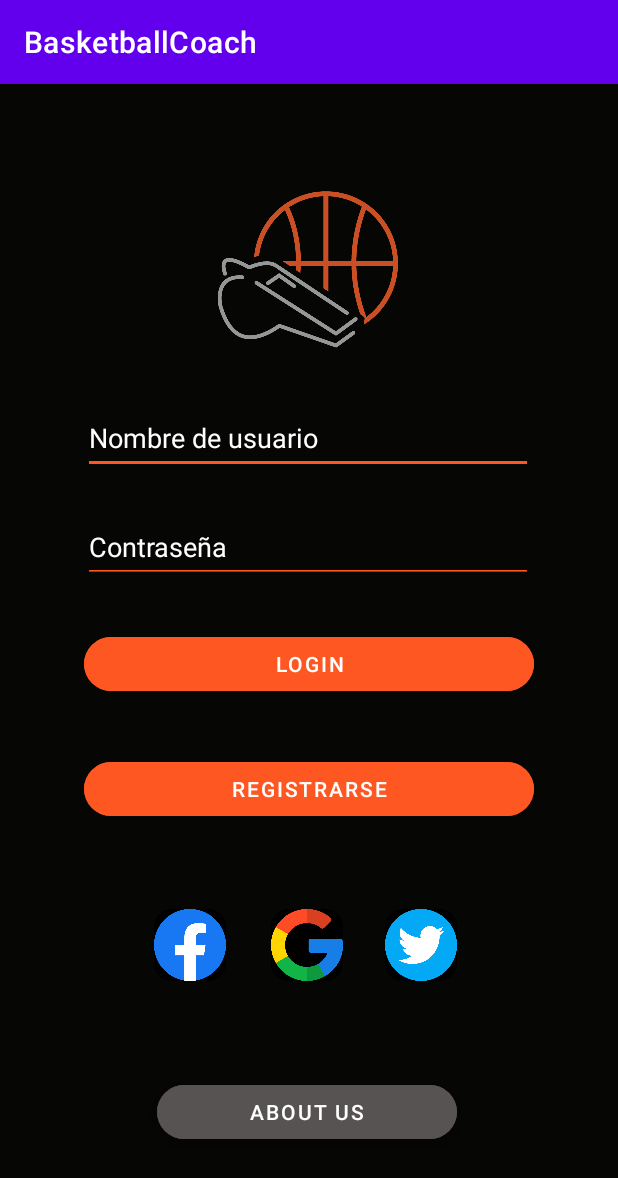
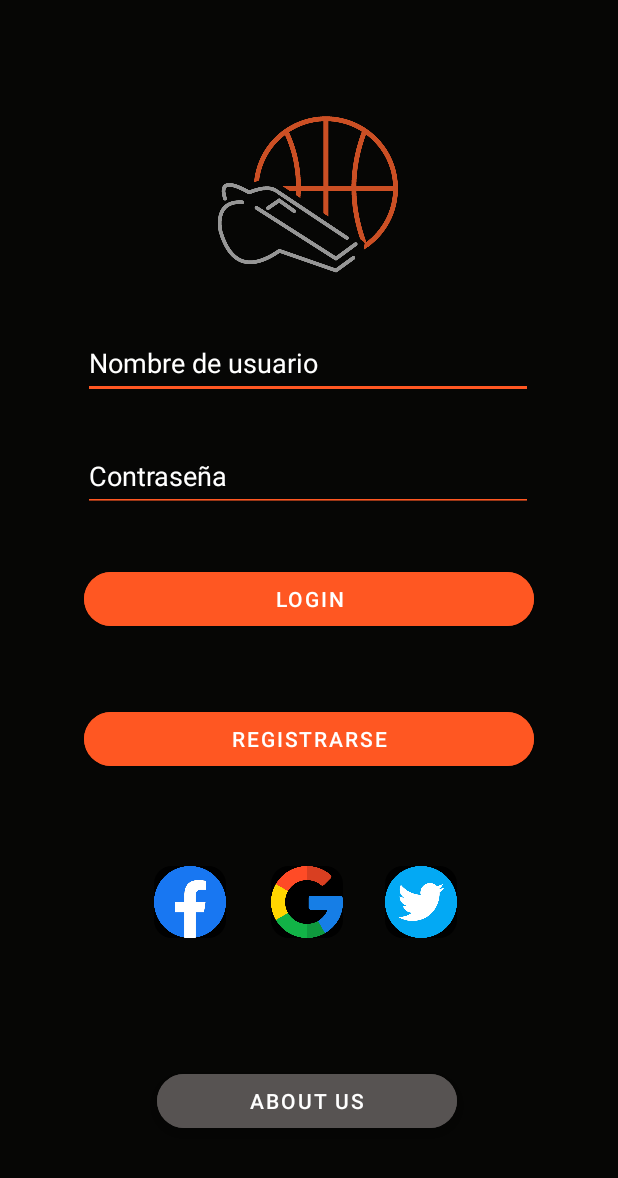
Before and after one commit to AlexDor8/Front-End, an Android app: the screen it shows after launch (MainActivity), on a phone screen of 412 x 824 dp. Shown: the top 1178 px of the screen. Run offline under Robolectric (Android 15) with nearby library versions, the phone set to English and light mode, and no system bars.

Commit message:
action bar eliminada

```diff
--- a/app/src/main/res/values-night/themes.xml
+++ b/app/src/main/res/values-night/themes.xml
@@ -1,6 +1,6 @@
 <resources xmlns:tools="http://schemas.android.com/tools">
     <!-- Base application theme. -->
-    <style name="Theme.BasketballCoach" parent="Theme.MaterialComponents.DayNight.DarkActionBar">
+    <style name="Theme.BasketballCoach" parent="Theme.MaterialComponents.DayNight.NoActionBar">
         <!-- Primary brand color. -->
         <item name="colorPrimary">@color/purple_200</item>
         <item name="colorPrimaryVariant">@color/purple_700</item>
--- a/app/src/main/res/values/themes.xml
+++ b/app/src/main/res/values/themes.xml
@@ -1,6 +1,6 @@
 <resources xmlns:tools="http://schemas.android.com/tools">
     <!-- Base application theme. -->
-    <style name="Theme.BasketballCoach" parent="Theme.MaterialComponents.DayNight.DarkActionBar">
+    <style name="Theme.BasketballCoach" parent="Theme.MaterialComponents.DayNight.NoActionBar">
         <!-- Primary brand color. -->
         <item name="colorPrimary">@color/purple_500</item>
         <item name="colorPrimaryVariant">@color/purple_700</item>
```
